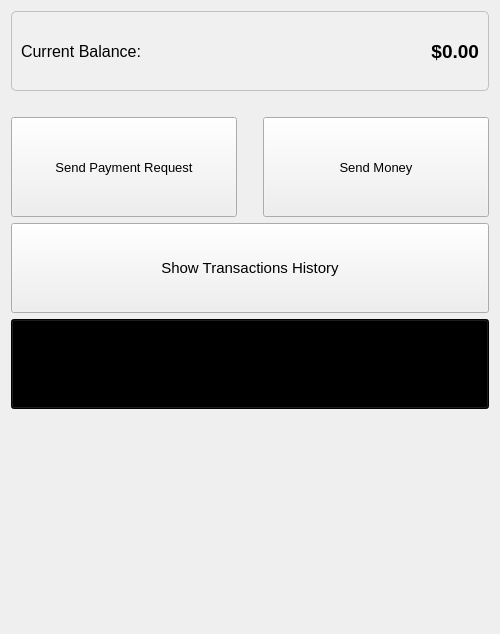
Above: src/ui/views/HomePage.ui from IbrahimYasserM/Cashtak before the change. Below: the same form after it.
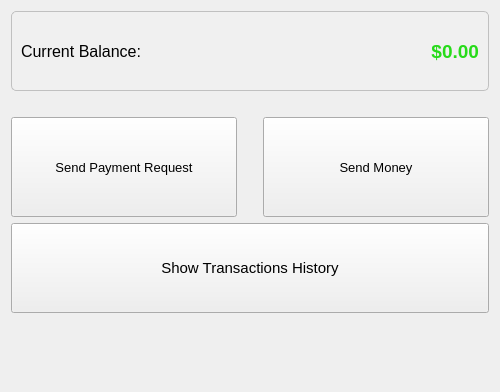
That is the form after the change.

Commit message: showing current balance in home page

The edit to the form file:
```diff
--- a/src/ui/views/HomePage.ui
+++ b/src/ui/views/HomePage.ui
@@ -7,7 +7,7 @@
     <x>0</x>
     <y>0</y>
     <width>500</width>
-    <height>634</height>
+    <height>392</height>
    </rect>
   </property>
   <property name="acceptDrops">
@@ -65,6 +65,9 @@
           <bold>true</bold>
          </font>
         </property>
+        <property name="styleSheet">
+         <string notr="true">color: #27db1a</string>
+        </property>
         <property name="text">
          <string>$0.00</string>
         </property>
@@ -181,33 +184,6 @@
      </property>
     </widget>
    </item>
-   <item>
-    <widget class="QPushButton" name="pushButtonAdmin">
-     <property name="sizePolicy">
-      <sizepolicy hsizetype="MinimumExpanding" vsizetype="Fixed">
-       <horstretch>0</horstretch>
-       <verstretch>0</verstretch>
-      </sizepolicy>
-     </property>
-     <property name="minimumSize">
-      <size>
-       <width>0</width>
-       <height>90</height>
-      </size>
-     </property>
-     <property name="font">
-      <font>
-       <pointsize>11</pointsize>
-      </font>
-     </property>
-     <property name="styleSheet">
-      <string notr="true">background-color: #000000;</string>
-     </property>
-     <property name="text">
-      <string>Admin Panel</string>
-     </property>
-    </widget>
-   </item>
    <item>
     <spacer name="verticalSpacer">
      <property name="orientation">
```
The commit also changes 8 other files.
